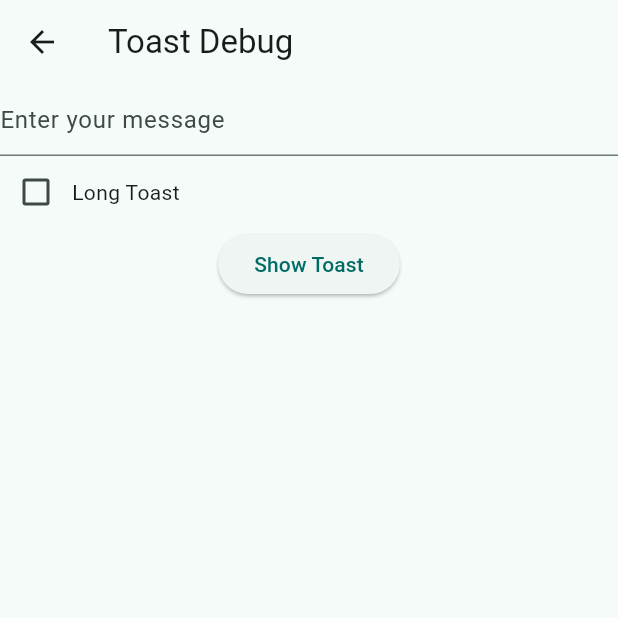
After one commit to fansa92/Kanada, a Flutter app: the ToastDebug screen opened by its route, on a phone screen of 412 x 824 dp, the top half of it. The commit adds this screen. Run offline on Flutter 3.47's test engine with Material 3 defaults, Android fonts, the light colour scheme and no system bars; drawn by our look-alikes of dynamic_color; our stand-ins replace audio_service, fluttertoast, just_audio, just_audio_background, permission_handler.

Commit message:
[add] 实现Toast

```diff
--- a/lib/global.dart
+++ b/lib/global.dart
@@ -5,6 +5,7 @@ import 'package:kanada/pages/more.dart';
 import 'package:kanada/pages/more/debug.dart';
 import 'package:kanada/pages/more/debug/link.dart';
 import 'package:kanada/pages/more/debug/player.dart';
+import 'package:kanada/pages/more/debug/toast.dart';
 
 class Global{
   static Map<String, WidgetBuilder> routes = {
@@ -13,6 +14,7 @@ class Global{
     '/more/debug': (context) => const DebugPage(),
     '/more/debug/link': (context) => const LinkDebug(),
     '/more/debug/player': (context) => const PlayerDebug(),
+    '/more/debug/toast': (context) => const ToastDebug(),
   };
   static late AudioPlayer player;
 }
--- a/lib/pages/more/debug.dart
+++ b/lib/pages/more/debug.dart
@@ -14,6 +14,7 @@ class _DebugPageState extends State<DebugPage>{
       body: LinkList(links: [
         [Icons.link, 'Link Debug Page', '/more/debug/link'],
         [Icons.music_note, 'Player Debug Page', '/more/debug/player'],
+        [Icons.text_fields, 'Toast Debug Page', '/more/debug/toast']
       ]),
     );
   }
--- /dev/null
+++ b/lib/pages/more/debug/toast.dart
@@ -0,0 +1,55 @@
+import 'package:flutter/material.dart';
+import 'package:fluttertoast/fluttertoast.dart';
+
+class ToastDebug extends StatefulWidget {
+  const ToastDebug({super.key});
+  @override
+  State<ToastDebug> createState() => _ToastDebugState();
+}
+class _ToastDebugState extends State<ToastDebug> {
+  String echo = '';
+  bool longToast = false;
+
+  @override
+  Widget build(BuildContext context) {
+    return Scaffold(
+        appBar: AppBar(
+          title: const Text('Toast Debug'),
+        ),
+        body: Column(
+          children: [
+            TextField(
+              decoration: const InputDecoration(
+                hintText: 'Enter your message',
+              ),
+              onChanged: (value) {
+                echo = value;
+              },
+            ),
+            Row(
+              children: [
+                Checkbox(
+                  value: longToast,
+                  onChanged: (value) {
+                    setState(() {
+                      longToast = value!;
+                    });
+                  },
+                ),
+                const Text('Long Toast'),
+              ]
+            ),
+            ElevatedButton(
+              onPressed: () {
+                Fluttertoast.showToast(
+                    msg: echo,
+                    toastLength: longToast?Toast.LENGTH_LONG:Toast.LENGTH_SHORT,
+                );
+              },
+              child: const Text('Show Toast'),
+            )
+          ],
+        ),
+    );
+  }
+}
--- a/pubspec.yaml
+++ b/pubspec.yaml
@@ -15,6 +15,7 @@ dependencies:
   just_audio: ^0.9.46
   just_audio_background: ^0.0.1-beta.16
   permission_handler: ^12.0.0+1
+  fluttertoast: ^8.2.12
 
 dev_dependencies:
   flutter_test:
```
Also changed, not shown: lib/main.dart (+10 -16 lines), pubspec.lock, 1 other file.
